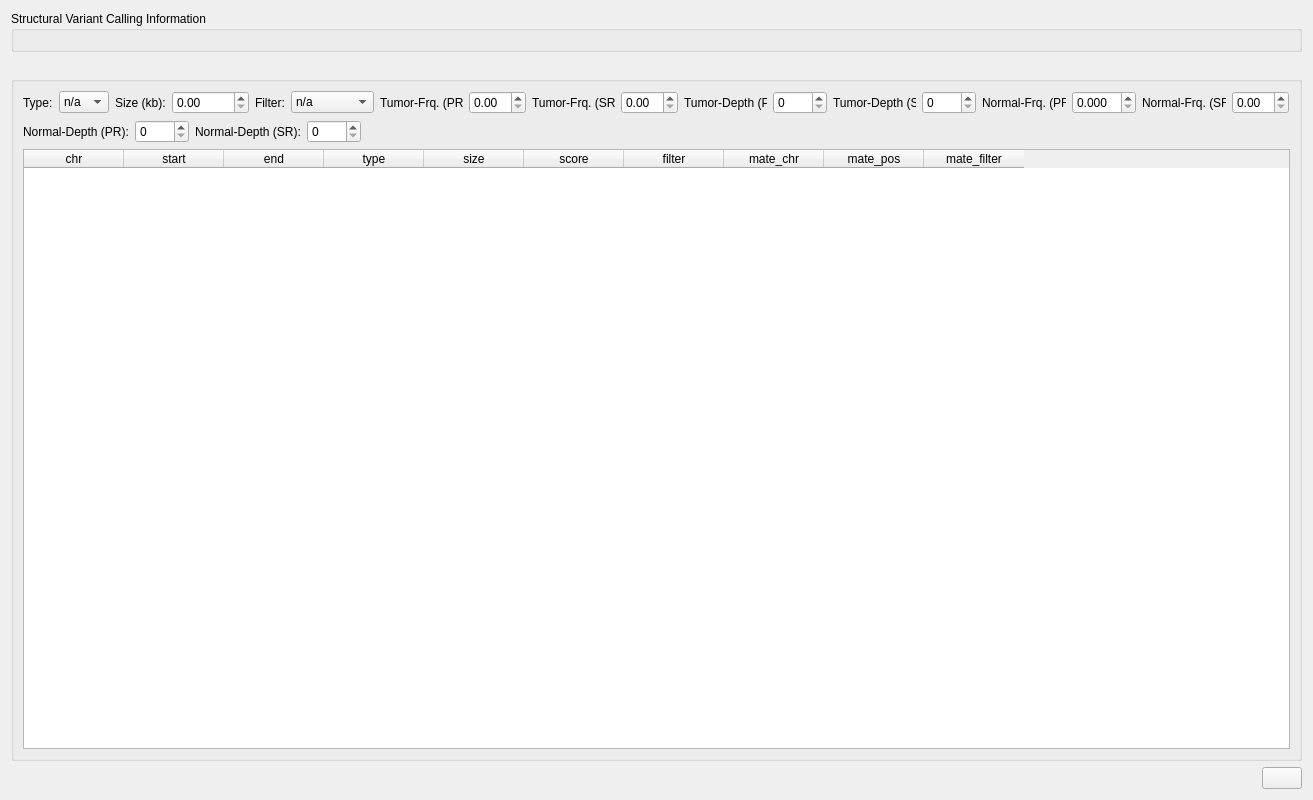
First picture: the form in src/GSvar/SvWidget.ui, repository imgag/ngs-bits, before the edit.
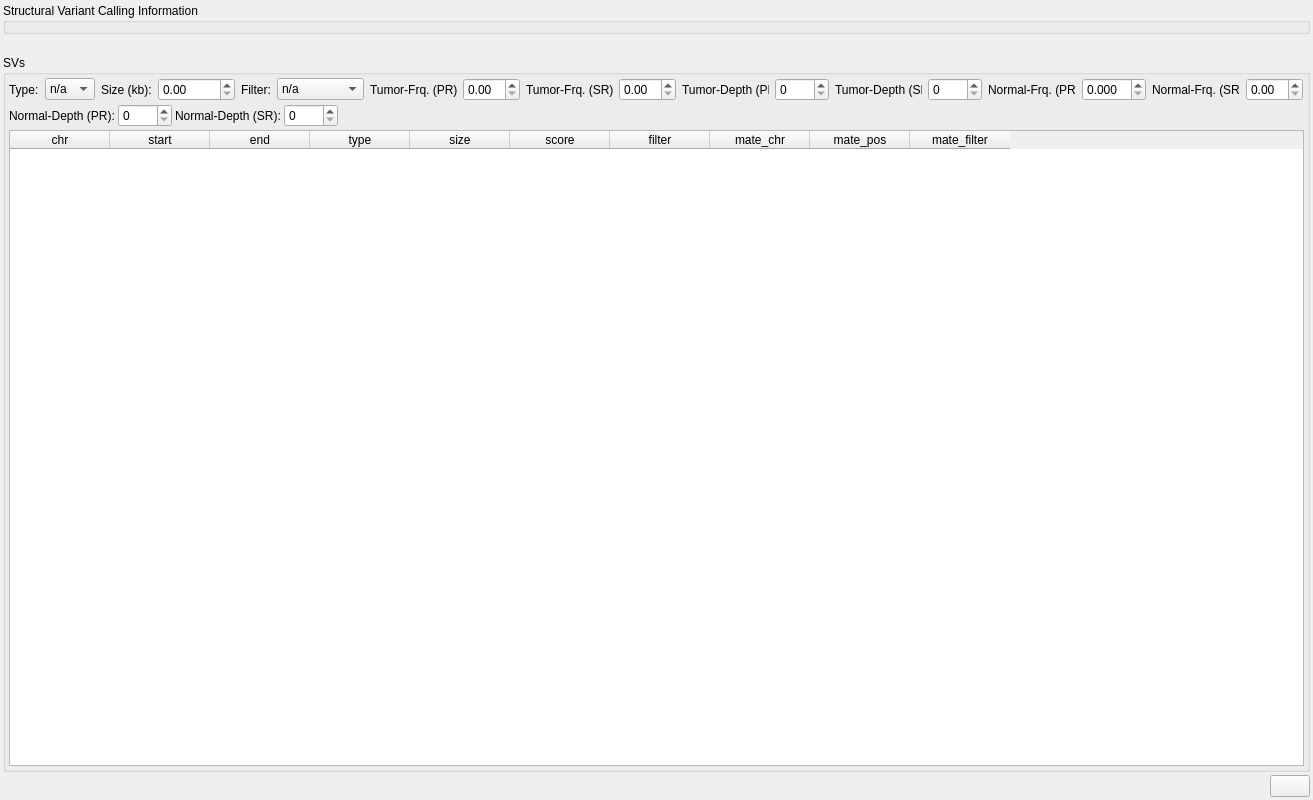
Second picture: the form after the edit. Icons and pictures are not drawn.

Commit message: GSvar: Harmonized widget for Structural Variants to the CNV variants for the case no SV file was found.

Patch:
```diff
--- a/src/GSvar/SvWidget.ui
+++ b/src/GSvar/SvWidget.ui
@@ -20,6 +20,21 @@
    <string>Form</string>
   </property>
   <layout class="QVBoxLayout" name="verticalLayout">
+   <property name="spacing">
+    <number>3</number>
+   </property>
+   <property name="leftMargin">
+    <number>3</number>
+   </property>
+   <property name="topMargin">
+    <number>3</number>
+   </property>
+   <property name="rightMargin">
+    <number>3</number>
+   </property>
+   <property name="bottomMargin">
+    <number>3</number>
+   </property>
    <item>
     <widget class="QGroupBox" name="info_box">
      <property name="enabled">
@@ -28,7 +43,26 @@
      <property name="title">
       <string>Structural Variant Calling Information</string>
      </property>
-     <layout class="QVBoxLayout" name="verticalLayout_2"/>
+     <property name="flat">
+      <bool>true</bool>
+     </property>
+     <layout class="QVBoxLayout" name="verticalLayout_2">
+      <property name="spacing">
+       <number>3</number>
+      </property>
+      <property name="leftMargin">
+       <number>3</number>
+      </property>
+      <property name="topMargin">
+       <number>3</number>
+      </property>
+      <property name="rightMargin">
+       <number>3</number>
+      </property>
+      <property name="bottomMargin">
+       <number>3</number>
+      </property>
+     </layout>
     </widget>
    </item>
    <item>
@@ -49,7 +83,31 @@
    </item>
    <item>
     <widget class="QGroupBox" name="verticalGroupBox">
+     <property name="title">
+      <string>SVs</string>
+     </property>
+     <property name="flat">
+      <bool>true</bool>
+     </property>
+     <property name="checkable">
+      <bool>false</bool>
+     </property>
      <layout class="QVBoxLayout" name="verticalLayout_3">
+      <property name="spacing">
+       <number>3</number>
+      </property>
+      <property name="leftMargin">
+       <number>3</number>
+      </property>
+      <property name="topMargin">
+       <number>3</number>
+      </property>
+      <property name="rightMargin">
+       <number>3</number>
+      </property>
+      <property name="bottomMargin">
+       <number>3</number>
+      </property>
       <item>
        <layout class="QHBoxLayout" name="control_panel_1">
         <property name="spacing">
```
The commit also changes 4 other files.
